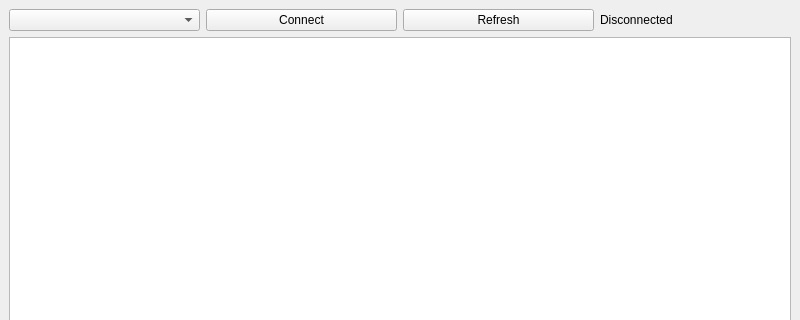
Devi1Fairy/stm32-bms-prototype, file host/bms_monitor/mainwindow.ui: the form before one commit; both pictures show x 0 to 800 and y 0 to 320 of the 800 by 600 pixel window.
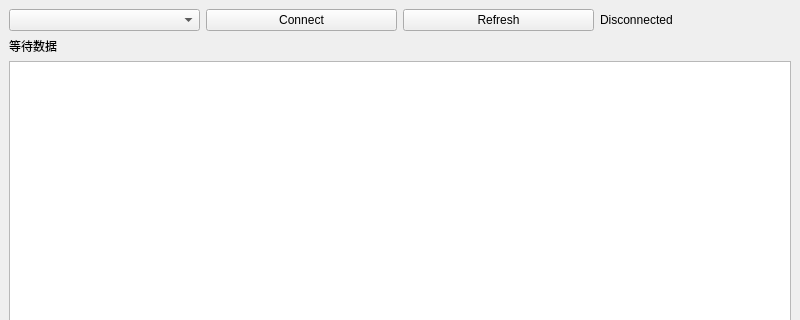
The form after the commit.

Commit message: feat: parse BMS UART reports and display telemetry

What changed in the file:
```diff
--- a/host/bms_monitor/mainwindow.ui
+++ b/host/bms_monitor/mainwindow.ui
@@ -43,6 +43,13 @@
       </item>
      </layout>
     </item>
+    <item>
+     <widget class="QLabel" name="telemetryLabel">
+      <property name="text">
+       <string>等待数据</string>
+      </property>
+     </widget>
+    </item>
     <item>
      <widget class="QPlainTextEdit" name="rxText"/>
     </item>
```
The commit also changes 10 other files.
